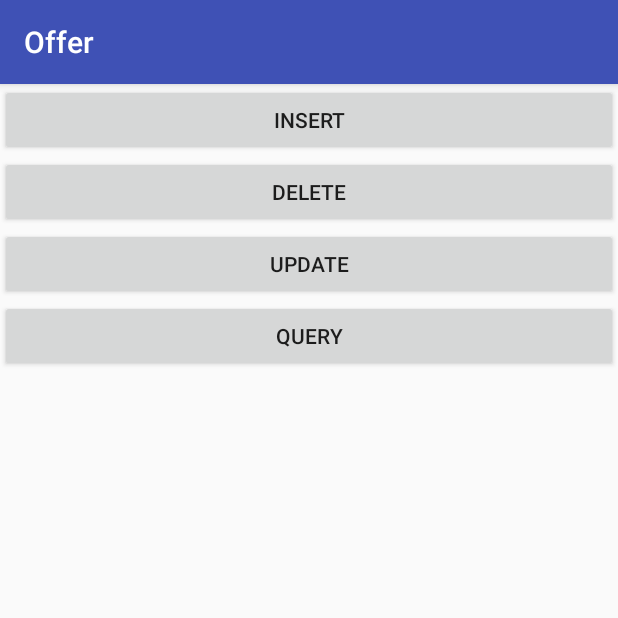
After one commit to woshiyizhijiao/Offer, an Android app: the SQLiteAct screen opened directly, with no data from a screen before it, on a phone screen of 412 x 824 dp, the top half of it. The commit adds this screen. Run offline under Robolectric (Android 15) with nearby library versions, the phone set to English and light mode, and no system bars; libraries missing offline, so code that uses them is left out: com.socks.library, es.dmoral.toasty.

Commit message:
添加了数据库的相关操作类

```diff
--- a/app/src/main/AndroidManifest.xml
+++ b/app/src/main/AndroidManifest.xml
@@ -24,6 +24,9 @@
         // 自定义View
         <activity android:name=".activity.CustomViewAct"/>
 
+        // 数据库的相关操作
+        <activity android:name=".activity.SQLiteAct"/>
+
     </application>
 
 </manifest>
--- a/app/src/main/java/com/wsyzj/android/offer/activity/MainActivity.java
+++ b/app/src/main/java/com/wsyzj/android/offer/activity/MainActivity.java
@@ -39,7 +39,7 @@ import java.util.Arrays;
 public class MainActivity extends AppCompatActivity implements AdapterView.OnItemClickListener {
 
     private ListView list_view;
-    private String[] mDatas = new String[]{"Lottie", "自定义View学习"};
+    private String[] mDatas = new String[]{"Lottie", "自定义View学习", "数据库相关操作"};
 
     @Override
     protected void onCreate(Bundle savedInstanceState) {
@@ -61,6 +61,9 @@ public class MainActivity extends AppCompatActivity implements AdapterView.OnIte
             case 1:
                 startAct(CustomViewAct.class);
                 break;
+            case 2:
+                startAct(SQLiteAct.class);
+                break;
         }
     }
 
--- /dev/null
+++ b/app/src/main/java/com/wsyzj/android/offer/sqlite/BaseSQLiteOpenHelper.java
@@ -0,0 +1,60 @@
+package com.wsyzj.android.offer.sqlite;
+
+import android.content.Context;
+import android.database.sqlite.SQLiteDatabase;
+import android.database.sqlite.SQLiteOpenHelper;
+
+import com.wsyzj.android.offer.BaseApp;
+
+import es.dmoral.toasty.Toasty;
+
+/**
+ * @author: wsyzj
+ * @date: 2017-03-07 15:17
+ * @comment: 数据库操作的类
+ * -- primary key 表示为主键的意思 autoincrement 自动递增
+ * -- text 文本类型
+ * -- blob 二进制类型
+ * -- integer 整形
+ * -- real 浮点型
+ */
+public class BaseSQLiteOpenHelper extends SQLiteOpenHelper {
+    public static final String TABLE_NAME = "BOOK";
+
+    private final String NAME = "create table "
+            + TABLE_NAME + " ("
+            + "id integer primary key autoincrement, "
+            + "auther text, "
+            + "price real, "
+            + "pages integer, "
+            + "name text )";
+
+    public BaseSQLiteOpenHelper(Context context, String name, SQLiteDatabase.CursorFactory factory, int version) {
+        super(context, name, factory, version);
+    }
+
+    /**
+     * 数据库只会创建一次
+     *
+     * @param db
+     */
+    @Override
+    public void onCreate(SQLiteDatabase db) {
+        db.execSQL(NAME);
+        Toasty.success(BaseApp.getBaseApp(), "数据库创建成功", 0).show();
+    }
+
+    /**
+     * 更新数据库
+     *
+     * @param db
+     * @param oldVersion
+     * @param newVersion
+     */
+    @Override
+    public void onUpgrade(SQLiteDatabase db, int oldVersion, int newVersion) {
+        // 如果存在该表就删除
+        db.execSQL("drop table if exists " + TABLE_NAME);
+        onCreate(db);
+    }
+}
--- /dev/null
+++ b/app/src/main/res/layout/act_sqlite.xml
@@ -0,0 +1,31 @@
+<?xml version="1.0" encoding="utf-8"?>
+<LinearLayout xmlns:android="http://schemas.android.com/apk/res/android"
+              android:layout_width="match_parent"
+              android:layout_height="match_parent"
+              android:orientation="vertical">
+
+    <Button
+        android:layout_width="match_parent"
+        android:layout_height="wrap_content"
+        android:onClick="insert"
+        android:text="insert"/>
+
+    <Button
+        android:layout_width="match_parent"
+        android:layout_height="wrap_content"
+        android:onClick="delete"
+        android:text="delete"/>
+
+    <Button
+        android:layout_width="match_parent"
+        android:layout_height="wrap_content"
+        android:onClick="update"
+        android:text="update"/>
+
+    <Button
+        android:layout_width="match_parent"
+        android:layout_height="wrap_content"
+        android:onClick="query"
+        android:text="query"/>
+
+</LinearLayout>
--- a/build.gradle
+++ b/build.gradle
@@ -5,7 +5,7 @@ buildscript {
         jcenter()
     }
     dependencies {
-        classpath 'com.android.tools.build:gradle:2.2.0'
+        classpath 'com.android.tools.build:gradle:2.3.0'
 
         // NOTE: Do not place your application dependencies here; they belong
         // in the individual module build.gradle files
```
Also changed, not shown: app/build.gradle (+4 -3 lines), app/src/main/java/com/wsyzj/android/offer/activity/SQLiteAct.java (added, +113 -0 lines), gradle/wrapper/gradle-wrapper.properties.
